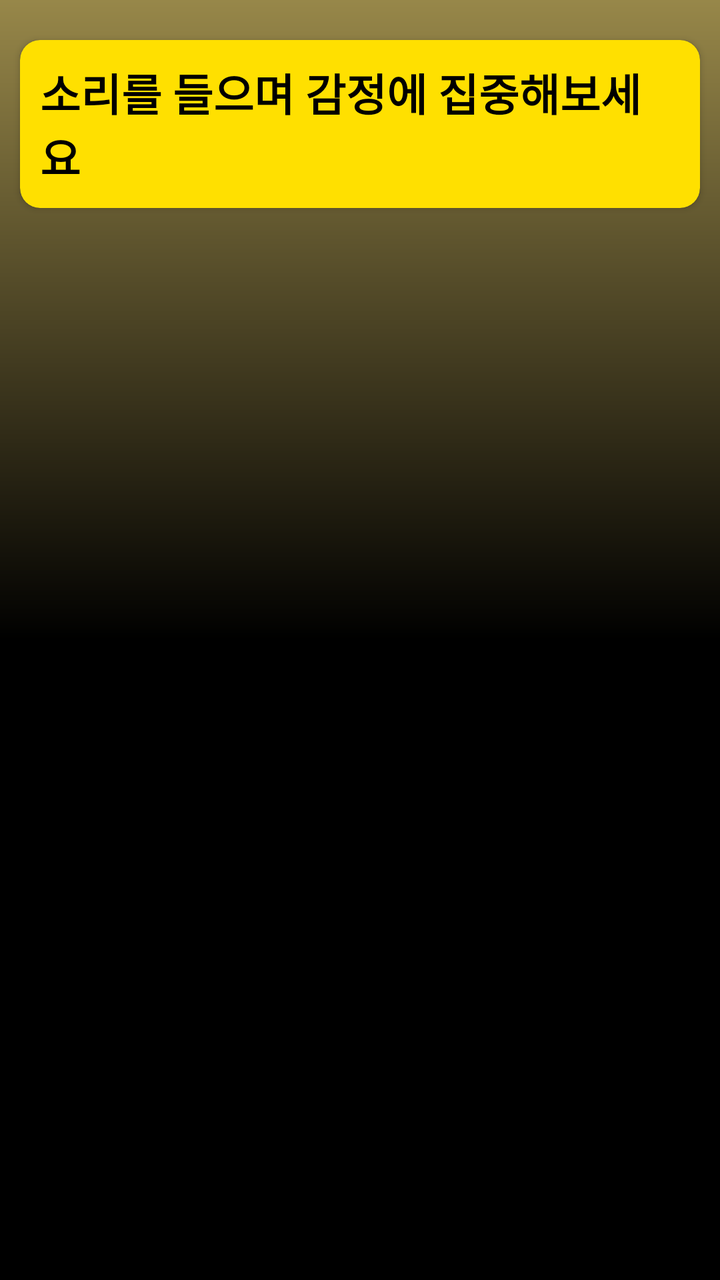
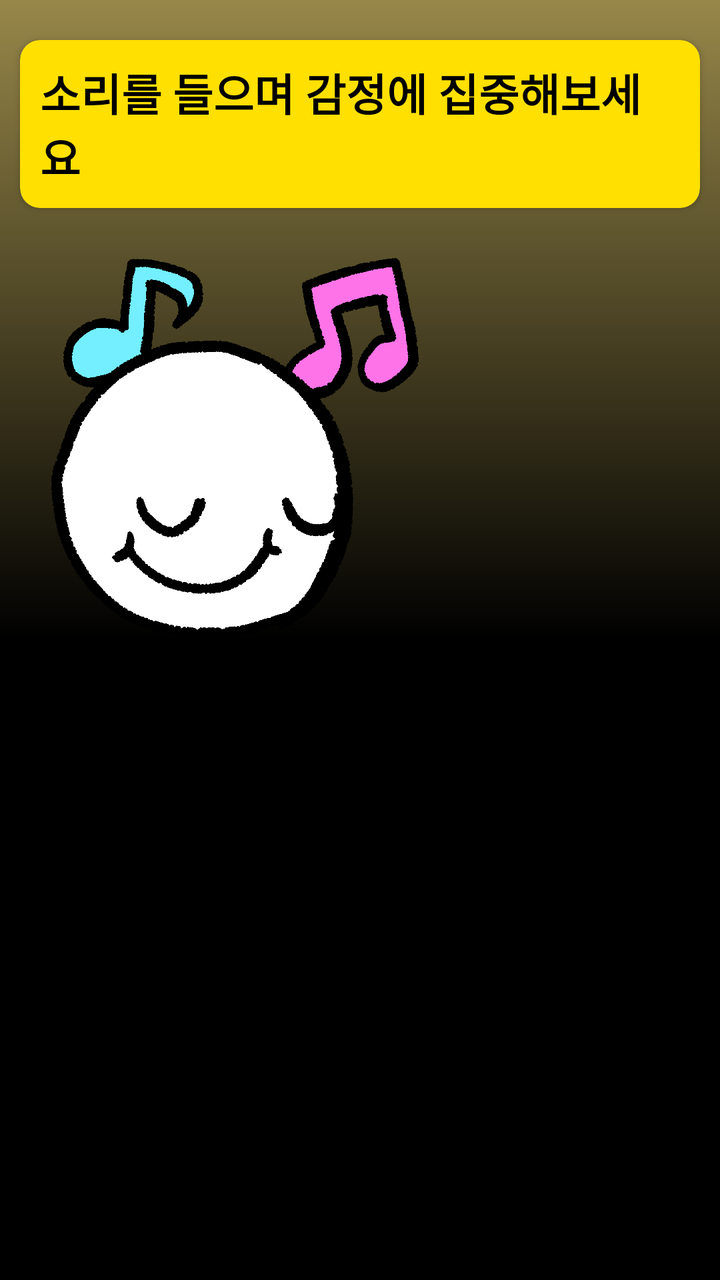

Before-and-after screenshots of an Android layout around one commit, followed by the original layout XML and the change that was made.
<!-- AndroidManifest.xml: application theme Theme.Doraboda -->
<!-- res/layout/fragment_sound.xml -->
<?xml version="1.0" encoding="utf-8"?>
<layout xmlns:android="http://schemas.android.com/apk/res/android"
    xmlns:tools="http://schemas.android.com/tools"
    xmlns:app="http://schemas.android.com/apk/res-auto"
    tools:context=".ui.SoundFragment">
    <ScrollView
        android:layout_width="match_parent"
        android:layout_height="match_parent"
        android:background="@drawable/bg_black"
        >
        <androidx.constraintlayout.widget.ConstraintLayout
            android:id="@+id/soundLayout1"
            android:layout_width="match_parent"
            android:layout_height="wrap_content"
            >
            <androidx.cardview.widget.CardView
                android:id="@+id/soundCardView1"
                android:layout_width="match_parent"
                android:layout_height="wrap_content"
                android:layout_marginTop="20dp"
                android:layout_marginStart="10dp"
                android:layout_marginEnd="10dp"
                app:layout_constraintTop_toTopOf="parent"
                app:cardCornerRadius="10dp"
                app:cardBackgroundColor="@color/mainYellow">
                <TextView
                    android:text="@string/sound"
                    android:textSize="22sp"
                    android:textStyle="bold"
                    android:textColor="@color/black"
                    android:id="@+id/readModeTextView2"
                    android:layout_width="wrap_content"
                    android:layout_height="wrap_content"
                    android:layout_margin="10dp"
                    android:layout_gravity="center"
                    tools:ignore="MissingConstraints" />
            </androidx.cardview.widget.CardView>
            <androidx.cardview.widget.CardView
                android:id="@+id/soundCardView2"
                android:layout_width="match_parent"
                android:layout_height="wrap_content"
                android:layout_marginTop="20dp"
                android:layout_marginStart="10dp"
                android:layout_marginEnd="10dp"
                app:layout_constraintTop_toBottomOf="@id/soundCardView1"
                app:cardCornerRadius="10dp"
                android:visibility="gone"
                app:cardBackgroundColor="@color/subYellow">
                <TextView
                    android:textSize="22sp"
                    android:textColor="@color/black"
                    android:id="@+id/readModeTextView3"
                    android:layout_width="wrap_content"
                    android:layout_height="wrap_content"
                    android:layout_margin="10dp"
                    android:layout_gravity="center"
                    tools:ignore="MissingConstraints" />
            </androidx.cardview.widget.CardView>
            <androidx.recyclerview.widget.RecyclerView
                android:id="@+id/soundRecyclerView"
                app:layout_constraintTop_toBottomOf="@id/soundCardView2"
                android:layout_marginTop="20dp"
                android:paddingBottom="40dp"
                android:layout_width="match_parent"
                android:layout_height="wrap_content"
                app:layout_goneMarginTop="20dp"
                tools:ignore="MissingConstraints" />
        </androidx.constraintlayout.widget.ConstraintLayout>
    </ScrollView>
</layout>
<!-- resources referenced by this layout -->
<resources>
  <color name="black">#FF000000</color>
  <color name="mainYellow">#FFE000</color>
  <color name="subYellow">#FFFAF4C0</color>
  <!-- drawable bg_black (drawable) -->
  <?xml version="1.0" encoding="utf-8"?>
  <shape xmlns:android="http://schemas.android.com/apk/res/android"
      android:shape="rectangle">
      <gradient
          android:angle="90"
          android:centerColor="@color/black"
          android:endColor="#978749"
          android:startColor="@color/black" />
  </shape>
  <string name="sound">소리를 들으며 감정에 집중해보세요</string>
  <style name="Theme.Doraboda" parent="Theme.MaterialComponents.Light">
          
          <item name="colorPrimary">@color/mainYellow</item>
          <item name="colorPrimaryVariant">@color/purple_700</item>
          <item name="colorOnPrimary">@color/white</item>
          
          <item name="colorSecondary">@color/teal_200</item>
          <item name="colorSecondaryVariant">@color/teal_700</item>
          <item name="colorOnSecondary">@color/black</item>
          
          <item name="android:statusBarColor">?attr/colorPrimaryVariant</item>
          
          <item name="windowActionBar">false</item>
          <item name="windowNoTitle">true</item>
          <item name="bottomSheetDialogTheme">@style/BottomSheetTheme</item>
          <item name="android:fitsSystemWindows">true</item>
          <item name="android:colorBackground">@color/bgYellow</item>
      </style>
  <color name="purple_700">#FF3700B3</color>
  <color name="white">#FFFFFFFF</color>
  <color name="teal_200">#FF03DAC5</color>
  <color name="teal_700">#FF018786</color>
  <style name="BottomSheetTheme" parent="Theme.Design.Light.BottomSheetDialog">
          <item name="bottomSheetStyle">@style/BottomSheetStyle</item>
          <item name="android:windowIsFloating">false</item>
      </style>
  <color name="bgYellow">#F8F8F8</color>
  <style name="BottomSheetStyle" parent="Widget.Design.BottomSheet.Modal">
          <item name="android:background">@drawable/bottom_sheet_style</item>
      </style>
  <!-- drawable bottom_sheet_style (drawable) -->
  <?xml version="1.0" encoding="utf-8"?>
  
  <shape xmlns:android="http://schemas.android.com/apk/res/android"
      android:shape="rectangle">
      <corners
          android:topLeftRadius="25dp"
          android:topRightRadius="25dp" />
      <solid android:color="@color/subYellow"/>
  </shape>
</resources>

<!-- the commit's change to res/layout/fragment_sound.xml (unified diff, before → after) -->
@@ -35,6 +35,15 @@
                     android:layout_gravity="center"
                     tools:ignore="MissingConstraints" />
             </androidx.cardview.widget.CardView>
+            <ImageView
+                android:layout_width="200dp"
+                android:layout_height="200dp"
+                android:id="@+id/soundImageView"
+                android:src="@drawable/icon_play_music"
+                app:layout_constraintTop_toBottomOf="@id/soundCardView1"
+                app:layout_constraintStart_toStartOf="parent"
+                android:layout_margin="20dp"
+                />
             <androidx.cardview.widget.CardView
                 android:id="@+id/soundCardView2"
                 android:layout_width="match_parent"
@@ -42,7 +51,7 @@
                 android:layout_marginTop="20dp"
                 android:layout_marginStart="10dp"
                 android:layout_marginEnd="10dp"
-                app:layout_constraintTop_toBottomOf="@id/soundCardView1"
+                app:layout_constraintTop_toBottomOf="@id/soundImageView"
                 app:cardCornerRadius="10dp"
                 android:visibility="gone"
                 app:cardBackgroundColor="@color/subYellow">
<!-- resource entries referenced after the edit -->
@@ -13,6 +13,7 @@
           android:endColor="#978749"
           android:startColor="@color/black" />
   </shape>
+  <!-- drawable icon_play_music: png bitmap (drawable, 194612 bytes) -->
   <string name="sound">소리를 들으며 감정에 집중해보세요</string>
   <style name="Theme.Doraboda" parent="Theme.MaterialComponents.Light">
           
@@ -31,6 +32,7 @@
           <item name="bottomSheetDialogTheme">@style/BottomSheetTheme</item>
           <item name="android:fitsSystemWindows">true</item>
           <item name="android:colorBackground">@color/bgYellow</item>
+          <item name="android:windowLightStatusBar">true</item>
       </style>
   <color name="purple_700">#FF3700B3</color>
   <color name="white">#FFFFFFFF</color>
